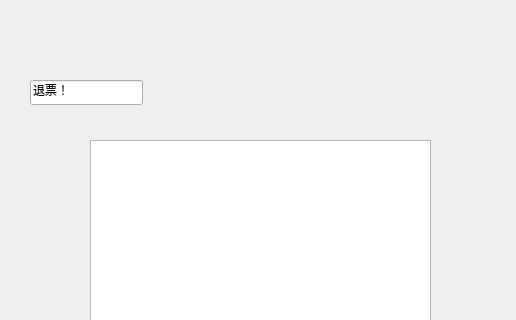
Old version of the form Pro1 mk34/refund.ui in the repository KamChiHei/330; both pictures show x 0 to 516 and y 0 to 320 of the 516 by 486 pixel window.
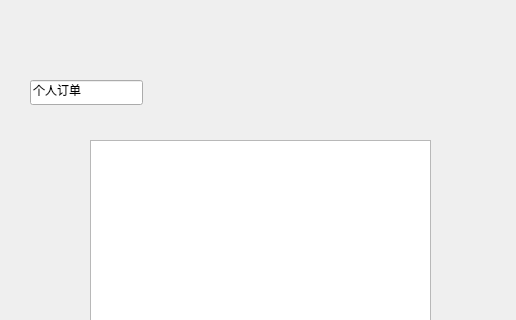
New version of the form.

```diff
--- a/Pro1 mk34/refund.ui
+++ b/Pro1 mk34/refund.ui
@@ -23,7 +23,7 @@
     </rect>
    </property>
    <property name="text">
-    <string>退票！</string>
+    <string>个人订单</string>
    </property>
   </widget>
   <widget class="QPushButton" name="pushButton">
```
